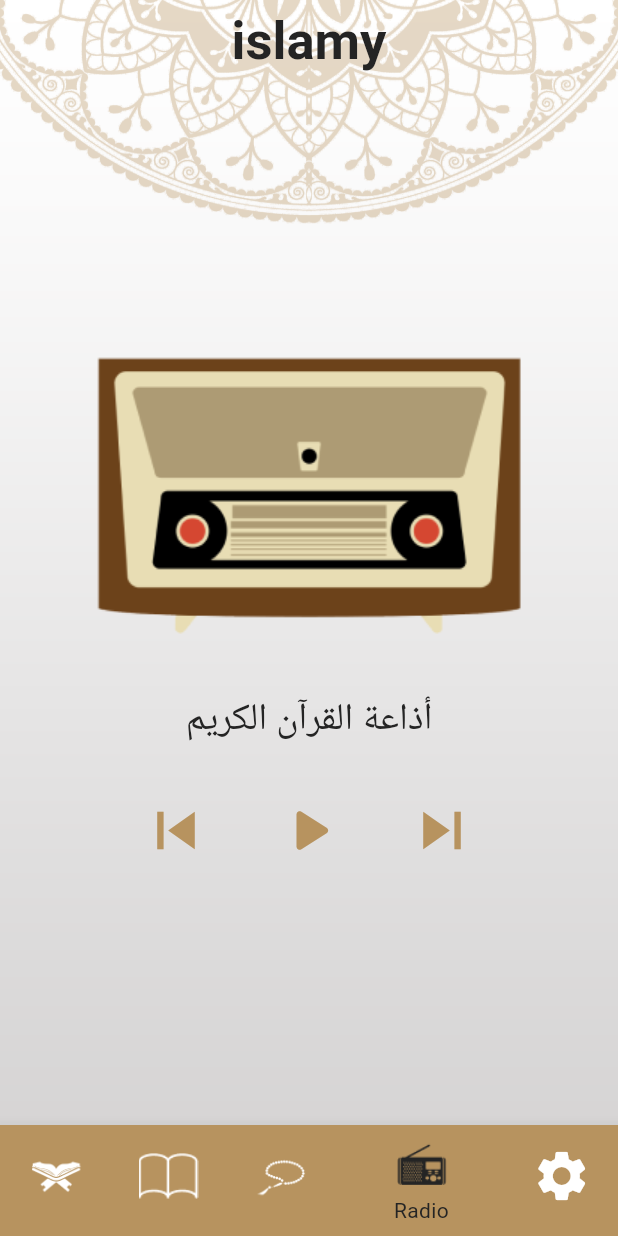
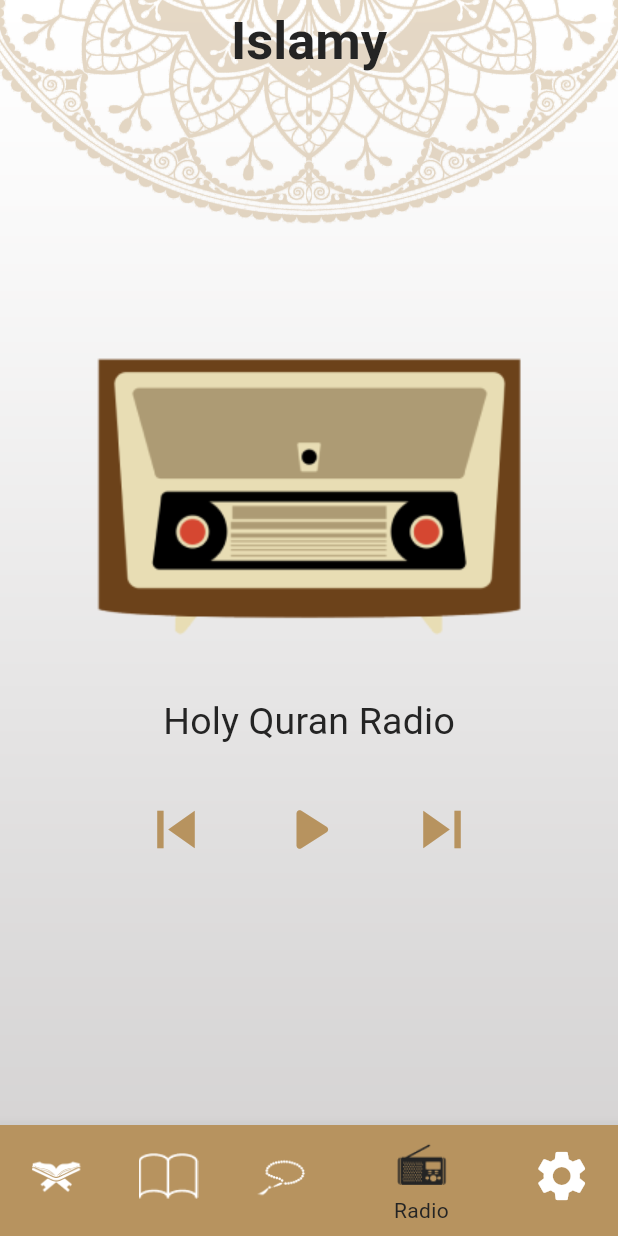
Before and after one commit to DdooMI/islamy_app, a Flutter app: the screen it shows after launch, item 4 of the bottom bar chosen, on a phone screen of 412 x 824 dp. Run offline on Flutter 3.47's test engine with Material 3 defaults, Android fonts, the phone set to English and light mode, and no system bars; generated files the repository leaves out were written again.

Commit message:
localization

```diff
--- /dev/null
+++ b/l10n.yaml
@@ -0,0 +1,3 @@
+arb-dir: lib/l10n
+template-arb-file: app_en.arb
+output-localization-file: app_localizations.dart
--- /dev/null
+++ b/lib/l10n/app_en.arb
@@ -0,0 +1,14 @@
+{
+    "islamy":"Islamy",
+    "quran":"Quran",
+    "hadeth":"Hadeeth",
+    "tasbeeh":"Tasbeeh",
+    "radio":"Radio",
+    "settings":"Setttings",
+    "darkmode":"Dark Mode",
+    "language":"Language",
+    "english":"English",
+    "arabic":"Arabic",
+    "sebha":"Tasbeeh Counter",
+    "radioQuran":"Holy Quran Radio"
+}
--- a/lib/main.dart
+++ b/lib/main.dart
@@ -1,4 +1,6 @@
 import 'package:flutter/material.dart';
+import 'package:flutter_gen/gen_l10n/app_localizations.dart';
+import 'package:islamy_app/provider/localization_provider.dart';
 import 'package:islamy_app/provider/theme_provider.dart';
 import 'package:islamy_app/screens/bottom_navigator/bottom_navigator_bar.dart';
 import 'package:islamy_app/screens/bottom_navigator/tabs/hadeth_tab.dart';
@@ -8,8 +10,10 @@ import 'package:islamy_app/theme/theme.dart';
 import 'package:provider/provider.dart';
 
 void main() {
-  runApp(ChangeNotifierProvider(
-      create: (_) => ThemeProvider(), child: const MyApp()));
+  runApp(MultiProvider(providers: [
+    ChangeNotifierProvider(create: (_) => ThemeProvider()),
+    ChangeNotifierProvider(create: (_) => LocalizationProvider())
+  ], child: const MyApp()));
 }
 
 class MyApp extends StatefulWidget {
@@ -24,6 +28,10 @@ class _MyAppState extends State<MyApp> {
   @override
   Widget build(BuildContext context) {
     return MaterialApp(
+      debugShowCheckedModeBanner: false,
+      localizationsDelegates: AppLocalizations.localizationsDelegates,
+      supportedLocales: AppLocalizations.supportedLocales,
+      locale: Locale(Provider.of<LocalizationProvider>(context).appLocal),
       theme: AppTheme.lightTheme,
       darkTheme: AppTheme.darkTheme,
       themeMode: Provider.of<ThemeProvider>(context).appThemeMode,
--- /dev/null
+++ b/lib/provider/localization_provider.dart
@@ -0,0 +1,10 @@
+import 'package:flutter/material.dart';
+
+class LocalizationProvider with ChangeNotifier {
+  String appLocal = "en";
+
+  changeLocal(String local) {
+    appLocal = local;
+    notifyListeners();
+  }
+}
--- a/lib/provider/theme_provider.dart
+++ b/lib/provider/theme_provider.dart
@@ -1,11 +1,11 @@
 import 'package:flutter/material.dart';
 
 class ThemeProvider with ChangeNotifier {
+  bool get isDark => appThemeMode == ThemeMode.dark;
+  ThemeMode appThemeMode = ThemeMode.light;
+
   changeThemeMode(ThemeMode themeMode) {
     appThemeMode = themeMode;
     notifyListeners();
   }
-
-  bool get isDark => appThemeMode == ThemeMode.dark;
-  ThemeMode appThemeMode = ThemeMode.light;
 }
--- a/lib/screens/bottom_navigator/bottom_navigator_bar.dart
+++ b/lib/screens/bottom_navigator/bottom_navigator_bar.dart
@@ -1,4 +1,5 @@
 import 'package:flutter/material.dart';
+import 'package:flutter_gen/gen_l10n/app_localizations.dart';
 import 'package:islamy_app/screens/bottom_navigator/hadeth.dart';
 import 'package:islamy_app/screens/bottom_navigator/quraan.dart';
 import 'package:islamy_app/screens/bottom_navigator/radio.dart';
@@ -34,7 +35,7 @@ class _BottomNavigatorBarState extends State<BottomNavigatorBar> {
                 fit: BoxFit.fill)),
         child: Scaffold(
           appBar: AppBar(
-            title: const Text("islamy"),
+            title: Text(AppLocalizations.of(context)!.islamy),
           ),
           bottomNavigationBar: BottomNavigationBar(
               currentIndex: selectedItem,
@@ -49,31 +50,31 @@ class _BottomNavigatorBarState extends State<BottomNavigatorBar> {
                       AssetImage(AppImages.quranIcn),
                       size: 40,
                     ),
-                    label: "Quran"),
+                    label: AppLocalizations.of(context)!.quran),
                 BottomNavigationBarItem(
                     icon: ImageIcon(
                       AssetImage(AppImages.quran),
                       size: 40,
                     ),
-                    label: "Hadeth"),
+                    label: AppLocalizations.of(context)!.hadeth),
                 BottomNavigationBarItem(
                     icon: ImageIcon(
                       AssetImage(AppImages.sebhaIcn),
                       size: 40,
                     ),
-                    label: "Tasbeeh"),
+                    label: AppLocalizations.of(context)!.tasbeeh),
                 BottomNavigationBarItem(
                     icon: ImageIcon(
                       AssetImage(AppImages.radioIcn),
                       size: 40,
                     ),
-                    label: "Radio"),
-                const BottomNavigationBarItem(
-                    icon: Icon(
+                    label: AppLocalizations.of(context)!.radio),
+                BottomNavigationBarItem(
+                    icon: const Icon(
                       Icons.settings,
                       size: 40,
                     ),
-                    label: "Settings"),
+                    label: AppLocalizations.of(context)!.settings),
               ]),
           body: screens[selectedItem],
         ));
--- a/lib/screens/bottom_navigator/radio.dart
+++ b/lib/screens/bottom_navigator/radio.dart
@@ -1,4 +1,5 @@
 import 'package:flutter/material.dart';
+import 'package:flutter_gen/gen_l10n/app_localizations.dart';
 import 'package:islamy_app/theme/image.dart';
 
 class RadioQuraan extends StatelessWidget {
@@ -15,7 +16,7 @@ class RadioQuraan extends StatelessWidget {
         ),
         Column(
           children: [
-            Text("أذاعة القرآن الكريم",
+            Text(AppLocalizations.of(context)!.radioQuran,
                 style: Theme.of(context).textTheme.titleMedium),
             Container(
               margin: const EdgeInsets.only(top: 20),
--- a/lib/screens/bottom_navigator/sebha.dart
+++ b/lib/screens/bottom_navigator/sebha.dart
@@ -1,4 +1,5 @@
 import 'package:flutter/material.dart';
+import 'package:flutter_gen/gen_l10n/app_localizations.dart';
 import 'package:islamy_app/theme/image.dart';
 
 class Sebha extends StatefulWidget {
@@ -58,7 +59,7 @@ class _SebhaState extends State<Sebha> {
           Column(
             mainAxisAlignment: MainAxisAlignment.spaceEvenly,
             children: [
-              Text("عدد التسبيحات",
+              Text(AppLocalizations.of(context)!.sebha,
                   style: Theme.of(context).textTheme.titleMedium),
               Container(
                   margin: EdgeInsets.all(20),
--- a/pubspec.yaml
+++ b/pubspec.yaml
@@ -36,6 +36,9 @@ dependencies:
   # Use with the CupertinoIcons class for iOS style icons.
   cupertino_icons: ^1.0.8
   provider: ^6.1.2
+  flutter_localizations:
+    sdk: flutter
+  intl: ^0.19.0
 
 dev_dependencies:
   flutter_test:
@@ -57,7 +60,7 @@ flutter:
   # included with your application, so that you can use the icons in
   # the material Icons class.
   uses-material-design: true
-
+  generate: true
   # To add assets to your application, add an assets section, like this:
   assets:
     - assets/images/
```
Also changed, not shown: lib/l10n/app_ar.arb (added, +14 -0 lines), lib/screens/bottom_navigator/settings.dart (+17 -7 lines), pubspec.lock.
